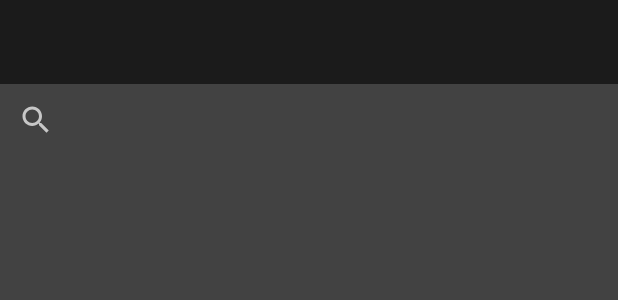
After one commit to zlatoslava/Book-Tracker, an Android app: the layout activity_book_search.xml on its own in the app's theme, with its tools: preview values and no code run, on a phone screen of 412 x 824 dp. The commit adds this screen. Shown: the top 300 px of the screen. Run offline under Robolectric (Android 15) with nearby library versions, the phone set to English and light mode, and no system bars.

Commit message:
New BookSearch activity. Preparing for Retrofit

```diff
--- a/app/build.gradle
+++ b/app/build.gradle
@@ -47,4 +47,8 @@ dependencies {
     implementation 'com.github.bumptech.glide:glide:4.11.0'
     annotationProcessor 'com.github.bumptech.glide:compiler:4.11.0'
 
+    //Retrofit and gson
+    implementation 'com.squareup.retrofit2:retrofit:2.8.1'
+    implementation 'com.squareup.retrofit2:converter-gson:2.3.0'
+
 }
--- a/app/src/main/java/com/example/booktracker/MainActivity.java
+++ b/app/src/main/java/com/example/booktracker/MainActivity.java
@@ -75,8 +75,10 @@ public class MainActivity extends AppCompatActivity implements View.OnClickListe
         switch (v.getId()) {
             case R.id.fab_search:
                 mFloatingActionsMenu.collapse();
-                //search book via Google !!! Make !!!
+                Intent searchIntent = new Intent(this, BookSearch.class);
+                startActivity(searchIntent);
                 break;
+
             case R.id.fab_enter_manually:
                 mFloatingActionsMenu.collapse();
                 Intent intent = new Intent(this, BookActivity.class);
--- /dev/null
+++ b/app/src/main/res/layout/activity_book_search.xml
@@ -0,0 +1,34 @@
+<?xml version="1.0" encoding="utf-8"?>
+<androidx.constraintlayout.widget.ConstraintLayout xmlns:android="http://schemas.android.com/apk/res/android"
+    xmlns:app="http://schemas.android.com/apk/res-auto"
+    xmlns:tools="http://schemas.android.com/tools"
+    android:layout_width="match_parent"
+    android:layout_height="match_parent"
+    tools:context=".BookSearch">
+
+    <androidx.appcompat.widget.Toolbar
+        android:id="@+id/toolbar_search_activity"
+        android:layout_width="match_parent"
+        android:layout_height="?attr/actionBarSize"
+        android:background="@color/color_primary"
+        app:layout_constraintEnd_toEndOf="parent"
+        app:layout_constraintStart_toStartOf="parent"
+        app:layout_constraintTop_toTopOf="parent" />
+
+    <SearchView
+        android:id="@+id/searchView_search_activity"
+        android:layout_width="match_parent"
+        android:layout_height="wrap_content"
+        app:layout_constraintEnd_toEndOf="parent"
+        app:layout_constraintStart_toStartOf="parent"
+        app:layout_constraintTop_toBottomOf="@id/toolbar_search_activity" />
+
+    <androidx.recyclerview.widget.RecyclerView
+        android:id="@+id/recycler_view_search_activity"
+        android:layout_width="match_parent"
+        android:layout_height="0dp"
+        app:layout_constraintBottom_toBottomOf="parent"
+        app:layout_constraintEnd_toEndOf="parent"
+        app:layout_constraintStart_toStartOf="parent"
+        app:layout_constraintTop_toBottomOf="@id/searchView_search_activity" />
+</androidx.constraintlayout.widget.ConstraintLayout>
```
Also changed, not shown: app/src/main/AndroidManifest.xml (+11 -10 lines), app/src/main/java/com/example/booktracker/BookSearch.java (added, +32 -0 lines), app/src/main/res/values/strings.xml (+20 -20 lines).
